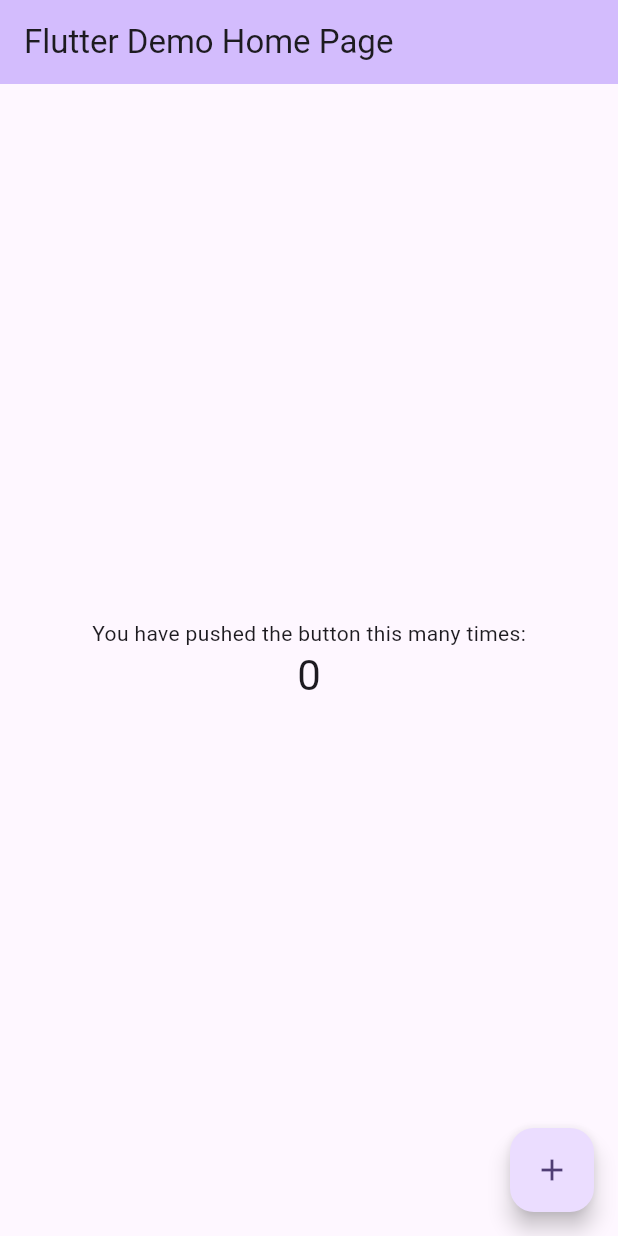
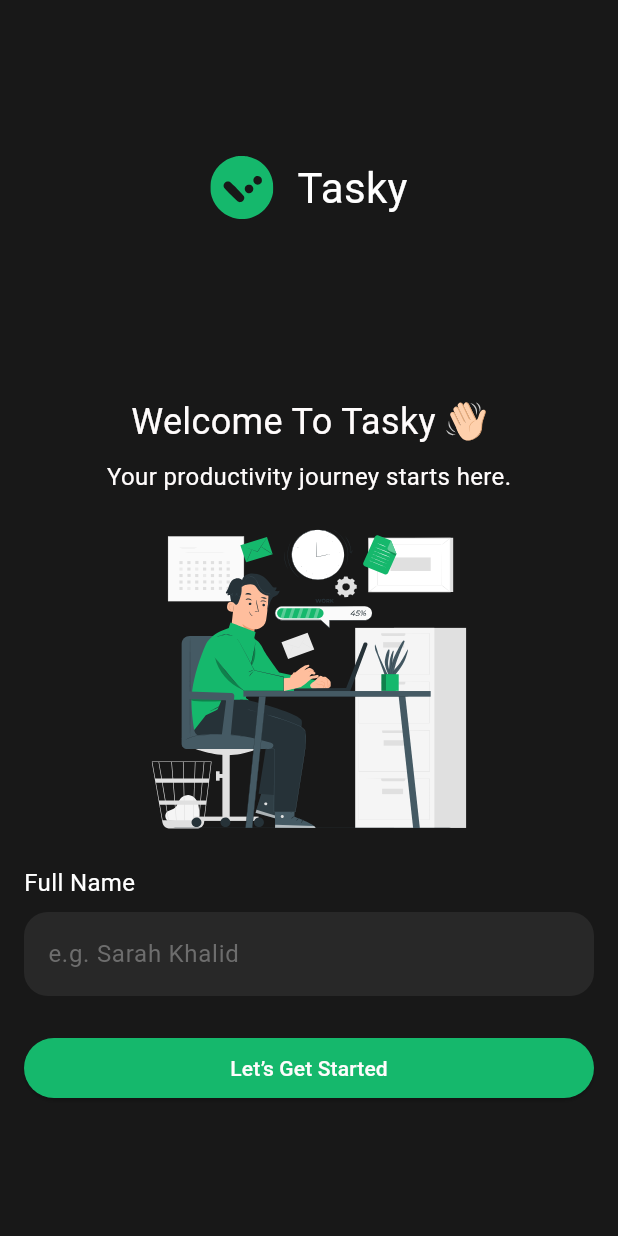
Before and after one commit to AmiraMohamed76/Tasky-App, a Flutter app: the screen it shows after launch, on a phone screen of 412 x 824 dp. Run offline on Flutter 3.47's test engine with Material 3 defaults, Android fonts, the phone set to English and light mode, and no system bars; our stand-ins replace flutter_svg, shared_preferences; project files that could hold a hidden picture were left out.

Commit message:
Create Screens - Welcome Screen - Home Screen - Add Task Screen

```diff
--- a/lib/main.dart
+++ b/lib/main.dart
@@ -1,73 +1,28 @@
 import 'package:flutter/material.dart';
+import 'package:shared_preferences/shared_preferences.dart';
+import 'package:tasky_app/screens/home_screen.dart';
+import 'package:tasky_app/screens/welcome_screen.dart';
 
-void main() {
-  runApp(const MyApp());
+void main() async{
+  WidgetsFlutterBinding.ensureInitialized();
+  final pref = await SharedPreferences.getInstance();
+  String? username = pref.getString("username");
+
+  runApp(MyApp(username: username,));
 }
 
 class MyApp extends StatelessWidget {
-  const MyApp({super.key});
+  const MyApp({super.key, required this.username});
 
-  // This widget is the root of your application.
+  final String? username;
+
   @override
   Widget build(BuildContext context) {
     return MaterialApp(
-      title: 'Flutter Demo',
-      theme: ThemeData(
-
-        colorScheme: ColorScheme.fromSeed(seedColor: Colors.deepPurple),
-      ),
-      home: const MyHomePage(title: 'Flutter Demo Home Page'),
+      debugShowCheckedModeBanner: false,
+      title: 'Tasky',
+      theme: ThemeData(useMaterial3: true),
+      home: username == null ? WelcomeScreen(): HomeScreen(),
     );
   }
 }
-
-class MyHomePage extends StatefulWidget {
-  const MyHomePage({super.key, required this.title});
-  final String title;
-
-  @override
-  State<MyHomePage> createState() => _MyHomePageState();
-}
-
-class _MyHomePageState extends State<MyHomePage> {
-  int _counter = 0;
-
-  void _incrementCounter() {
-    setState(() {
-
-      _counter++;
-    });
-  }
-
-  @override
-  Widget build(BuildContext context) {
-
-    return Scaffold(
-      appBar: AppBar(
-
-        backgroundColor: Theme.of(context).colorScheme.inversePrimary,
-
-        title: Text(widget.title),
-      ),
-      body: Center(
-
-        child: Column(
-
-          mainAxisAlignment: MainAxisAlignment.center,
-          children: <Widget>[
-            const Text('You have pushed the button this many times:'),
-            Text(
-              '$_counter',
-              style: Theme.of(context).textTheme.headlineMedium,
-            ),
-          ],
-        ),
-      ),
-      floatingActionButton: FloatingActionButton(
-        onPressed: _incrementCounter,
-        tooltip: 'Increment',
-        child: const Icon(Icons.add),
-      ),
-    );
-  }
-}
--- /dev/null
+++ b/lib/screens/welcome_screen.dart
@@ -0,0 +1,149 @@
+import 'package:flutter/material.dart';
+import 'package:flutter_svg/flutter_svg.dart';
+import 'package:shared_preferences/shared_preferences.dart';
+import 'package:tasky_app/screens/home_screen.dart';
+
+class WelcomeScreen extends StatelessWidget {
+   WelcomeScreen({super.key});
+
+   final TextEditingController controller = TextEditingController();
+   final GlobalKey<FormState> _key = GlobalKey<FormState>();
+
+  @override
+  Widget build(BuildContext context) {
+    return Scaffold(
+      backgroundColor: Color(0xFF181818),
+      body: SafeArea(
+        child: Center(
+          child: SingleChildScrollView(
+            child: Form(
+              key: _key,
+              child: Column(
+                crossAxisAlignment: CrossAxisAlignment.center,
+                children: [
+                  SizedBox(height: 16),
+                  Row(
+                    mainAxisAlignment: MainAxisAlignment.center,
+                    children: [
+                      SvgPicture.asset(
+                        "assets/images/logo.svg",
+                        height: 42,
+                        width: 42,
+                      ),
+                      SizedBox(width: 16),
+                      Text(
+                        "Tasky",
+                        style: TextStyle(
+                          color: Color(0xFFFFFFFF),
+                          fontSize: 28,
+                          fontWeight: FontWeight.w400,
+                        ),
+                      ),
+                    ],
+                  ),
+                  SizedBox(height: 118),
+                  Row(
+                    mainAxisAlignment: MainAxisAlignment.center,
+                    children: [
+                      Text(
+                        "Welcome To Tasky ",
+                        style: TextStyle(
+                          fontSize: 24,
+                          fontWeight: FontWeight.w400,
+                          color: Color(0xFFFFFCFC),
+                        ),
+                      ),
+                      SvgPicture.asset("assets/images/waving_hand.svg"),
+                    ],
+                  ),
+                  SizedBox(height: 8),
+                  Text(
+                    "Your productivity journey starts here.",
+                    style: TextStyle(
+                      color: Color(0xFFFFFCFC),
+                      fontWeight: FontWeight.w400,
+                      fontSize: 16,
+                    ),
+                  ),
+                  SizedBox(height: 24),
+                  SvgPicture.asset(
+                    "assets/images/welcome.svg",
+                    width: 215,
+                    height: 200,
+                  ),
+                  SizedBox(height: 24),
+                  Padding(
+                    padding: const EdgeInsets.symmetric(horizontal: 16),
+                    child: Column(
+                      crossAxisAlignment: CrossAxisAlignment.start,
+                      children: [
+                        Text(
+                          "Full Name",
+                          style: TextStyle(
+                            color: Colors.white,
+                            fontSize: 16,
+                            fontWeight: FontWeight.w400,
+                          ),
+                        ),
+                        SizedBox(height: 8),
+                        TextFormField(
+                          controller: controller,
+                          validator: (String? value){
+                            if(value == null || value.trim().isEmpty){
+                              return "Please Enter your Full Name";
+                            }
+                             return null;
+                          },
+                          style: TextStyle(color: Colors.white),
+                          decoration: InputDecoration(
+                            hintText: 'e.g. Sarah Khalid',
+                            hintStyle: TextStyle(color: Color(0xFF6D6D6D)),
+                            filled: true,
+                            fillColor: Color(0xFF282828),
+                            border: OutlineInputBorder(
+                              borderRadius: BorderRadius.circular(16),
+                              borderSide: BorderSide.none,
+                            ),
+                          ),
+                          cursorColor: Colors.white,
+                        ),
+                        SizedBox(height: 24),
+                        ElevatedButton(
+                          onPressed: () async {
+                            if(_key.currentState?.validate() ?? false){
+                              final prefs = await SharedPreferences.getInstance();
+                              await prefs.setString("username", controller.value.text);
+
+                              Navigator.pushReplacement( // Because it's welcome screen and i don't want user to get back on it
+                                context,
+                                MaterialPageRoute(
+                                  builder: (BuildContext context) {
+                                    return HomeScreen();
+                                  },
+                                ),
+                              );
+                            }
+                          },
+                          style: ElevatedButton.styleFrom(
+                            foregroundColor: Color(0xFFFFFCFC),
+                            backgroundColor: Color(0xFF15B86C),
+                            fixedSize: Size(MediaQuery.of(context).size.width, 40),
+                          ),
+                          child: Text(
+                            "Let’s Get Started",
+                            style: TextStyle(fontWeight: FontWeight.w500),
+                          ),
+                        ),
+                      ],
+                    ),
+                  ),
+
+                ],
+              ),
+            ),
+          ),
+        ),
+      ),
+    );
+  }
+}
```
Also changed, not shown: lib/screens/add_task.dart (added, +115 -0 lines), lib/screens/home_screen.dart (added, +119 -0 lines), pubspec.yaml (+4 -5 lines), assets/images/logo.svg (added), assets/images/person.png (added), assets/images/person.svg (added), assets/images/waving_hand.svg (added), assets/images/welcome.svg (added), pubspec.lock, 1 other file.
